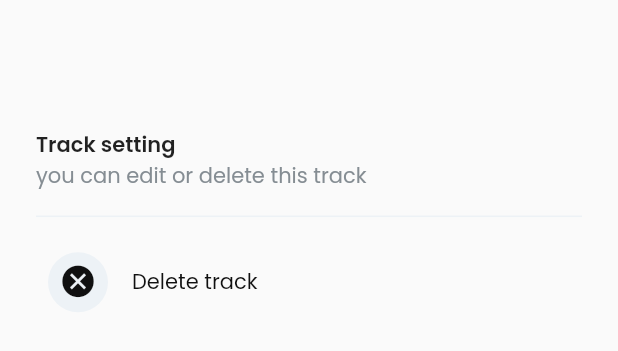
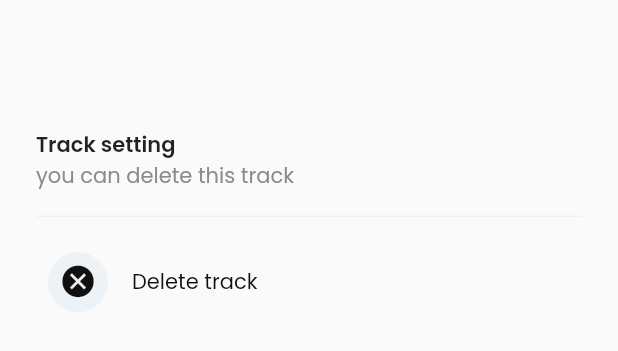
Before and after one commit to melodistic/Melodistic-App, a Flutter app: the TrackSettingBottomSheet widget shown alone on an empty page, opened directly with empty values, on a phone screen of 412 x 824 dp. Shown: the top 351 px of the screen. Run offline on Flutter 3.47's test engine with Material 2 defaults, Android fonts, the phone set to English and light mode, and no system bars; our stand-ins replace dio, dotted_border, file_picker, flutter_spinkit, get, google_sign_in and 4 more; missing offline and left inert: any_link_preview; accounts and stored records are empty.

Commit message:
[MEL-162] edit typo in track setting bottomsheet

```diff
--- a/lib/screens/home/widgets/track-setting-bottomsheet.widget.dart
+++ b/lib/screens/home/widgets/track-setting-bottomsheet.widget.dart
@@ -14,7 +14,7 @@ class TrackSettingBottomSheet extends StatelessWidget {
   Widget build(BuildContext context) {
     return BottomSheetWidget(
         title: 'Track setting',
-        description: 'you can edit or delete this track',
+        description: 'you can delete this track',
         actionList: <BottomSheetAction>[
           BottomSheetAction(
               title: 'Delete track',
```
